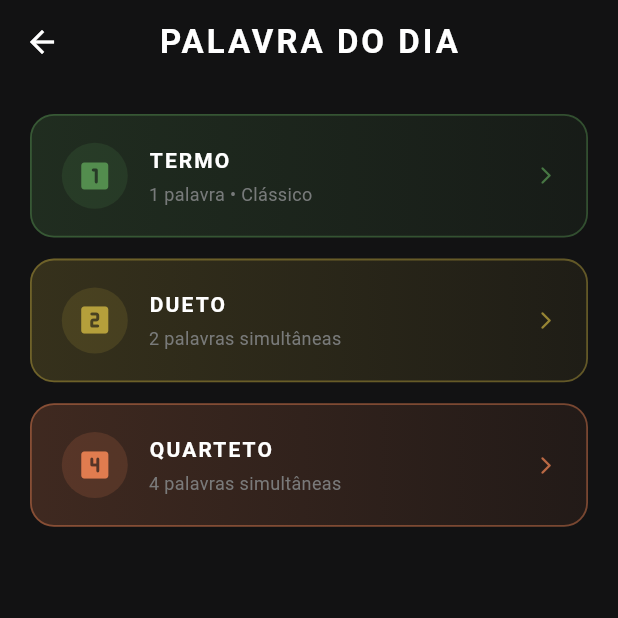
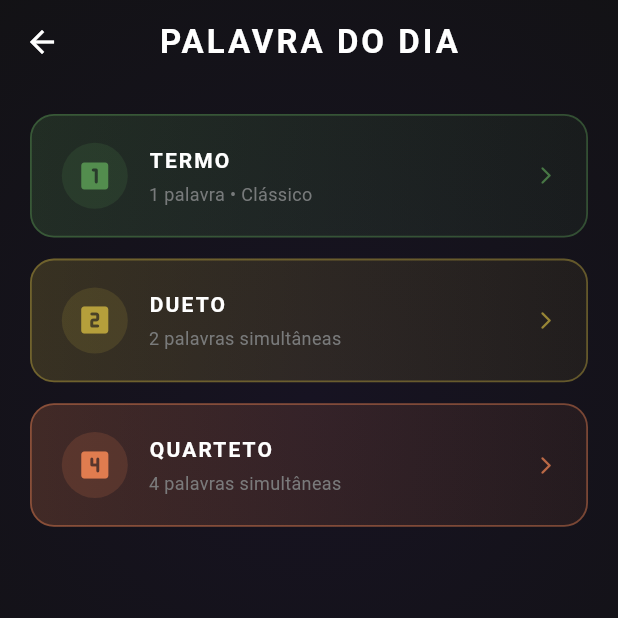
Before and after one commit to desodre/Termofication, a Flutter app: the DailyModeSelectionScreen screen opened by its route, on a phone screen of 412 x 824 dp, the top half of it. Run offline on Flutter 3.47's test engine with Material 3 defaults, Android fonts, the phone set to English and light mode, and no system bars; our stand-ins replace audioplayers, dio, flutter_bloc, flutter_dotenv, get_storage, package_info_plus and 2 more; accounts and stored records are empty; network calls fail.

Commit message:
feat: implement dynamic gradients and settings dialog for audio and visual preferences

```diff
--- a/lib/features/game/presentation/screens/daily_mode_selection_screen.dart
+++ b/lib/features/game/presentation/screens/daily_mode_selection_screen.dart
@@ -1,15 +1,18 @@
 import 'package:flutter/material.dart';
 import '../../../../core/theme/app_colors.dart';
 import '../../../../routes/app_routes.dart';
+import '../../../../widgets/game_gradient_background.dart';
 
 class DailyModeSelectionScreen extends StatelessWidget {
   const DailyModeSelectionScreen({super.key});
 
   @override
   Widget build(BuildContext context) {
-    return Scaffold(
-      backgroundColor: AppColors.background,
+    return GameGradientBackground(
+      child: Scaffold(
+        backgroundColor: Colors.transparent,
         appBar: AppBar(
+          backgroundColor: Colors.transparent,
           title: const Text(
             'PALAVRA DO DIA',
             style: TextStyle(fontWeight: FontWeight.bold, letterSpacing: 2),
@@ -45,6 +48,7 @@ class DailyModeSelectionScreen extends StatelessWidget {
                   subtitle: '4 palavras simultâneas',
                 ),
               ],
+            ),
           ),
         ),
       ),
--- /dev/null
+++ b/lib/widgets/game_gradient_background.dart
@@ -0,0 +1,67 @@
+import 'package:flutter/material.dart';
+import 'package:get_storage/get_storage.dart';
+import '../core/theme/app_colors.dart';
+import '../features/game/domain/entities/game_enums.dart';
+
+class GameGradientBackground extends StatelessWidget {
+  final GameMode? mode;
+  final Widget child;
+
+  const GameGradientBackground({
+    super.key,
+    this.mode,
+    required this.child,
+  });
+
+  @override
+  Widget build(BuildContext context) {
+    final storage = GetStorage();
+    final bool gradientsEnabled = storage.read<bool>('gradients_enabled') ?? true;
+
+    if (!gradientsEnabled) {
+      return Container(
+        color: AppColors.background,
+        child: child,
+      );
+    }
+
+    Color glowColor;
+    if (mode == null) {
+      // Neutro / Seleção de Modos - Roxo Escuro Premium
+      glowColor = const Color(0xFF171322);
+    } else {
+      switch (mode!) {
+        case GameMode.daily:
+        case GameMode.infinite:
+          // Termo (Verde Escuro)
+          glowColor = const Color(0xFF132212);
+          break;
+        case GameMode.dailyDueto:
+          // Dueto (Dourado/Âmbar Mudo)
+          glowColor = const Color(0xFF221F13);
+          break;
+        case GameMode.dailyQuarteto:
+          // Quarteto (Terracota/Laranja Mudo)
+          glowColor = const Color(0xFF261713);
+          break;
+      }
+    }
+
+    return Container(
+      width: double.infinity,
+      height: double.infinity,
+      decoration: BoxDecoration(
+        gradient: RadialGradient(
+          center: const Alignment(0.0, -0.35),
+          radius: 1.3,
+          colors: [
+            glowColor,
+            AppColors.background,
+          ],
+          stops: const [0.0, 0.75],
+        ),
+      ),
+      child: child,
+    );
+  }
+}
```
Also changed, not shown: lib/core/services/audio_service.dart (+9 -1 lines), lib/features/game/presentation/screens/game_desktop_screen.dart (+6 -2 lines), lib/widgets/app_drawer.dart (+4 -13 lines), lib/widgets/settings_dialog.dart (added, +262 -0 lines). Lines whose indentation alone changed are shown as unchanged.
